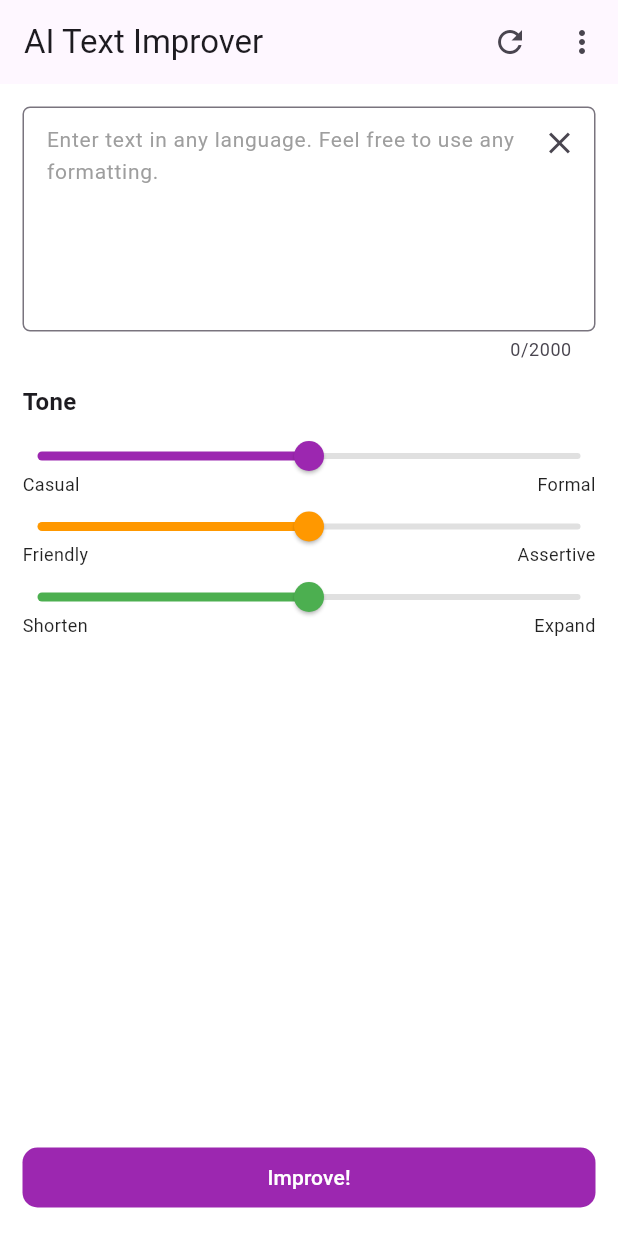
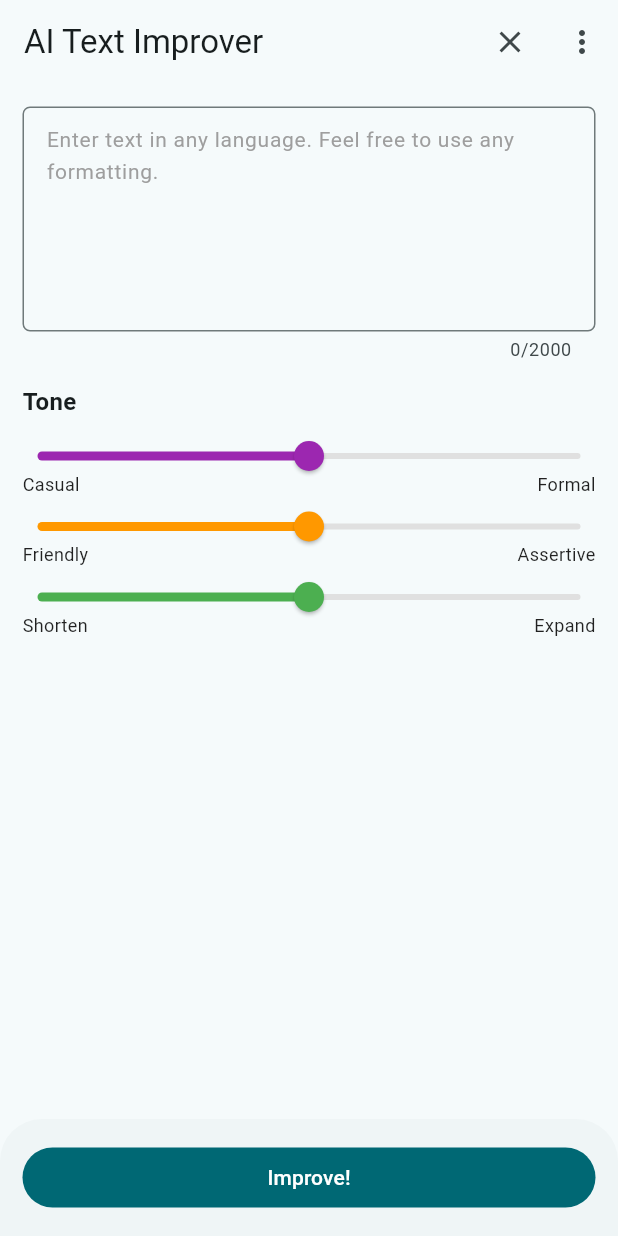
Before and after one commit to deengel/ai_text_improver_app, a Flutter app: the screen it shows after launch, after a tap on the "clear" icon, on a phone screen of 412 x 824 dp. Run offline on Flutter 3.47's test engine with Material 3 defaults, Android fonts, the phone set to English and light mode, and no system bars; our stand-ins replace device_preview, equatable, flutter_bloc, package_info_plus, rxdart, shared_preferences; missing offline and left inert: chat_gpt_sdk.

```diff
--- /dev/null
+++ b/devtools_options.yaml
@@ -0,0 +1 @@
+extensions:
--- a/lib/home/view/home_page.dart
+++ b/lib/home/view/home_page.dart
@@ -86,13 +86,7 @@ class _HomePageState extends State<HomePage> {
           mainAxisSize: MainAxisSize.min,
           crossAxisAlignment: CrossAxisAlignment.stretch,
           children: [
-            ElevatedButton(
-              style: ElevatedButton.styleFrom(
-                backgroundColor: Colors.purple,
-                elevation: 0,
-                shadowColor: Colors.transparent,
-                shape: RoundedRectangleBorder(borderRadius: BorderRadius.circular(10)),
-              ),
+            FilledButton(
               onPressed: () {
                 if (state.apiKey.trim().isEmpty) {
                   ScaffoldMessenger.of(context).hideCurrentSnackBar();
@@ -124,10 +118,7 @@ class _HomePageState extends State<HomePage> {
                       expandValue: _slider3Value,
                     );
               },
-              child: const Text(
-                'Improve!',
-                style: TextStyle(fontSize: 14, color: Colors.white),
-              ),
+              child: const Text('Improve!'),
             ),
           ],
         ),
@@ -150,7 +141,9 @@ class _HomePageState extends State<HomePage> {
 
             context.read<HomeCubit>().reset();
           },
-            icon: const Icon(Icons.refresh)),
+          tooltip: 'Clear text and reset sliders',
+          icon: const Icon(Icons.clear),
+        ),
         PopupMenuButton<SampleItem>(
           onSelected: (value) {
             switch (value) {
@@ -234,8 +227,7 @@ class _HomePageState extends State<HomePage> {
   }
 
   Widget _inputCard(Size size) {
-    return Stack(children: [
-      TextField(
+    return TextField(
       controller: _textController,
       maxLines: 6,
       maxLength: 2000,
@@ -257,17 +249,7 @@ class _HomePageState extends State<HomePage> {
         ),
         contentPadding: const EdgeInsets.all(12),
       ),
-      ),
-      Align(
-        alignment: Alignment.topRight,
-        child: IconButton(
-            onPressed: () {
-              _textController.text = '';
-              FocusScope.of(context).unfocus();
-            },
-            icon: const Icon(Icons.clear)),
-      ),
-    ]);
+    );
   }
 
   Widget _resultCard(Size size, String text) {
@@ -325,7 +307,7 @@ class _HomePageState extends State<HomePage> {
   Widget _errorCard(Size size, String text) {
     return Text(
       text,
-      style: const TextStyle(color: Colors.red, fontSize: 14),
+      style: TextStyle(color: Theme.of(context).colorScheme.error),
     );
   }
 
--- a/lib/main.dart
+++ b/lib/main.dart
@@ -19,7 +19,7 @@ void main() {
 }
 
 class App extends StatelessWidget {
-  const App({Key? key}) : super(key: key);
+  const App({super.key});
 
   @override
   Widget build(BuildContext context) {
@@ -30,9 +30,8 @@ class App extends StatelessWidget {
       child: BlocBuilder<HomeCubit, HomeState>(
         builder: (context, state) => MaterialApp(
           theme: ThemeData(
-            useMaterial3: true,
-            scaffoldBackgroundColor: Colors.white,
-            bottomSheetTheme: const BottomSheetThemeData(backgroundColor: Colors.white),
+            brightness: Brightness.light,
+            colorSchemeSeed: Colors.grey,
           ),
           debugShowCheckedModeBanner: false,
           title: 'AI Text Improver',
--- a/lib/widgets/custom_slider.dart
+++ b/lib/widgets/custom_slider.dart
@@ -13,8 +13,8 @@ class CustomSlider extends StatelessWidget {
     required this.value,
     required this.color,
     this.onChanged,
-    Key? key,
-  }) : super(key: key);
+    super.key,
+  });
 
   @override
   Widget build(BuildContext context) {
```
Also changed, not shown: lib/data/repositories/gpt_repository.dart (+3 -9 lines), pubspec.yaml (+7 -74 lines), pubspec.lock, 1 other file. Lines whose indentation alone changed are shown as unchanged.
